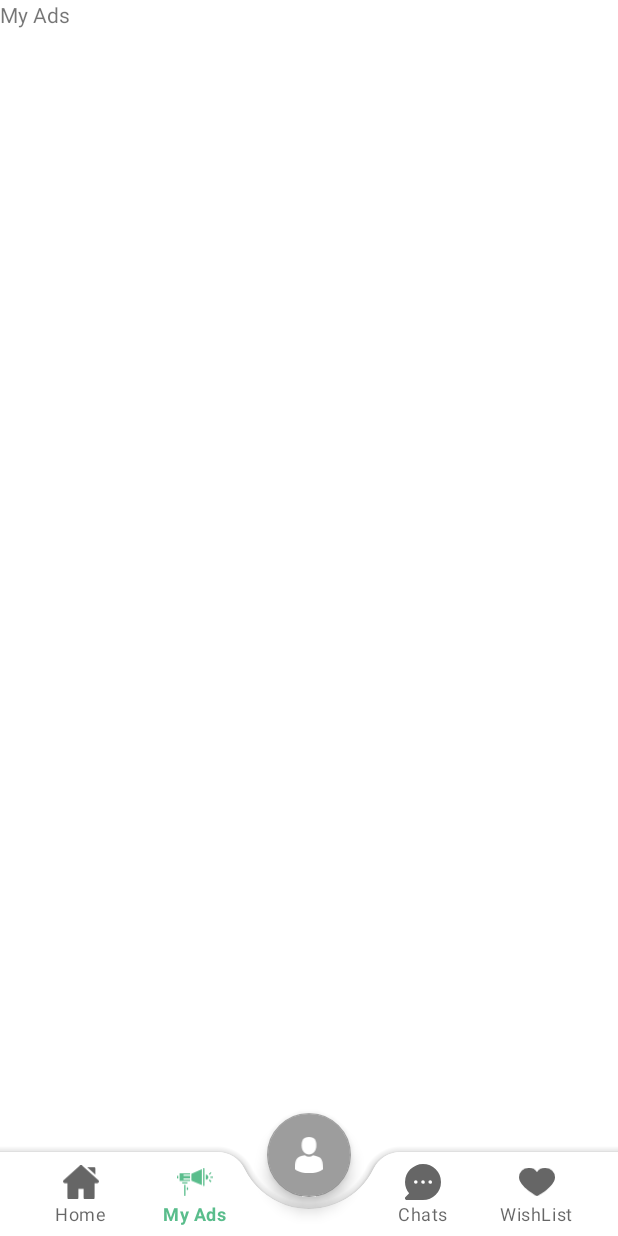
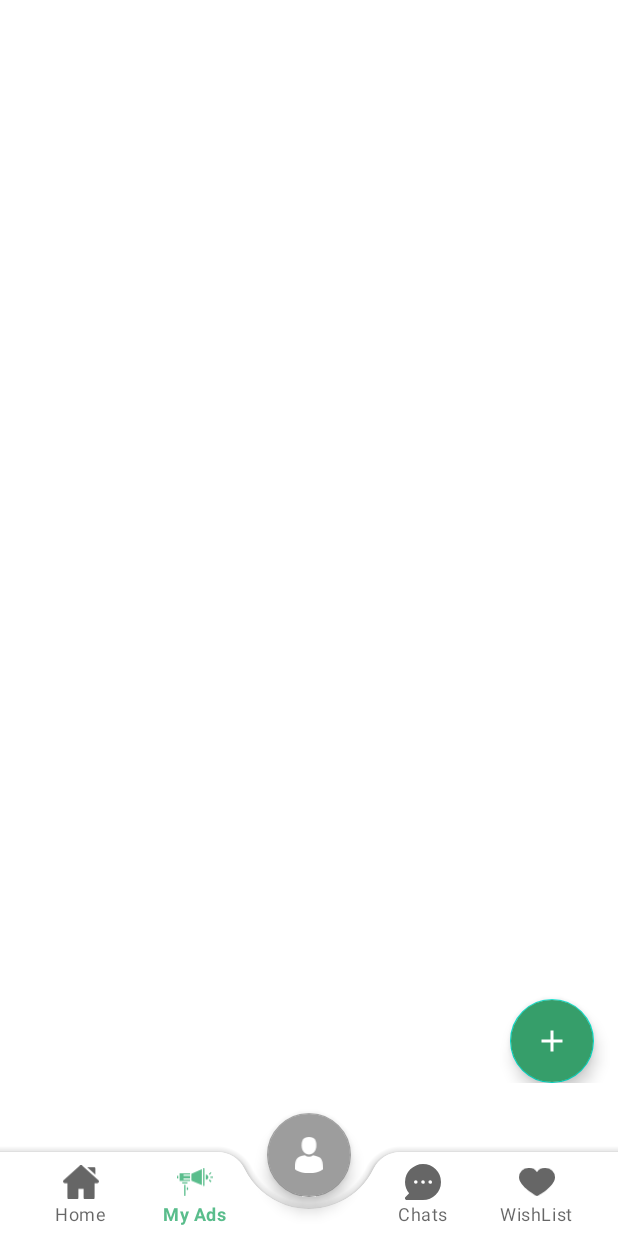
Before and after one commit to SeifEldinMohamed/Books-Island-App, an Android app: the MyAdsFragment screen opened through its navigation route, on a phone screen of 412 x 824 dp. Run offline under Robolectric (Android 15) with nearby library versions, the phone set to English and light mode, and no system bars; our stand-ins replace Dagger/Hilt's generated code, navigation-ui.

Commit message:
- UploadAdvertisementFragment.kt Added - update design of myAds fragment

```diff
--- a/app/src/main/res/layout/fragment_my_ads.xml
+++ b/app/src/main/res/layout/fragment_my_ads.xml
@@ -1,13 +1,22 @@
 <?xml version="1.0" encoding="utf-8"?>
-<FrameLayout xmlns:android="http://schemas.android.com/apk/res/android"
+<androidx.constraintlayout.widget.ConstraintLayout xmlns:android="http://schemas.android.com/apk/res/android"
+    xmlns:app="http://schemas.android.com/apk/res-auto"
     xmlns:tools="http://schemas.android.com/tools"
     android:layout_width="match_parent"
     android:layout_height="match_parent"
     tools:context=".presentation.home.my_ads.MyAdsFragment">
 
-    <TextView
-        android:layout_width="match_parent"
-        android:layout_height="match_parent"
-        android:text="@string/my_ads" />
-
-</FrameLayout>
+    <com.google.android.material.floatingactionbutton.FloatingActionButton
+        android:id="@+id/fab_add_adv"
+        android:layout_width="wrap_content"
+        android:layout_height="wrap_content"
+        android:layout_marginEnd="16dp"
+        android:backgroundTint="@color/primary_dark"
+        android:clickable="true"
+        android:contentDescription="@string/add_adv_floating_button"
+        android:src="@drawable/ic_add"
+        app:layout_constraintBottom_toBottomOf="parent"
+        app:layout_constraintEnd_toEndOf="parent"
+        app:tint="@color/white"
+        tools:ignore="RedundantDescriptionCheck,RedundantDescriptionCheck" />
+</androidx.constraintlayout.widget.ConstraintLayout>
--- a/app/src/main/res/navigation/main_nav_graph.xml
+++ b/app/src/main/res/navigation/main_nav_graph.xml
@@ -46,7 +46,11 @@
         android:id="@+id/myAdsFragment"
         android:name="com.seif.booksislandapp.presentation.home.my_ads.MyAdsFragment"
         android:label="fragment_my_ads"
-        tools:layout="@layout/fragment_my_ads" />
+        tools:layout="@layout/fragment_my_ads" >
+        <action
+            android:id="@+id/action_myAdsFragment_to_uploadAdvertisementFragment2"
+            app:destination="@id/uploadAdvertisementFragment" />
+    </fragment>
     <fragment
         android:id="@+id/buyFragment"
         android:name="com.seif.booksislandapp.presentation.home.categories.buy.BuyFragment"
@@ -97,4 +101,9 @@
         android:name="com.seif.booksislandapp.presentation.home.chat.ChatFragment"
         android:label="fragment_chat"
         tools:layout="@layout/fragment_chat" />
+    <fragment
+        android:id="@+id/uploadAdvertisementFragment"
+        android:name="com.seif.booksislandapp.presentation.home.upload_advertisement.UploadAdvertisementFragment"
+        android:label="fragment_upload_advertisement"
+        tools:layout="@layout/fragment_upload_advertisement" />
 </navigation>
```
Also changed, not shown: app/src/main/java/com/seif/booksislandapp/presentation/home/upload_advertisement/UploadAdvertisementFragment.kt (added, +26 -0 lines), app/src/main/res/layout/fragment_upload_advertisement.xml (added, +12 -0 lines).
